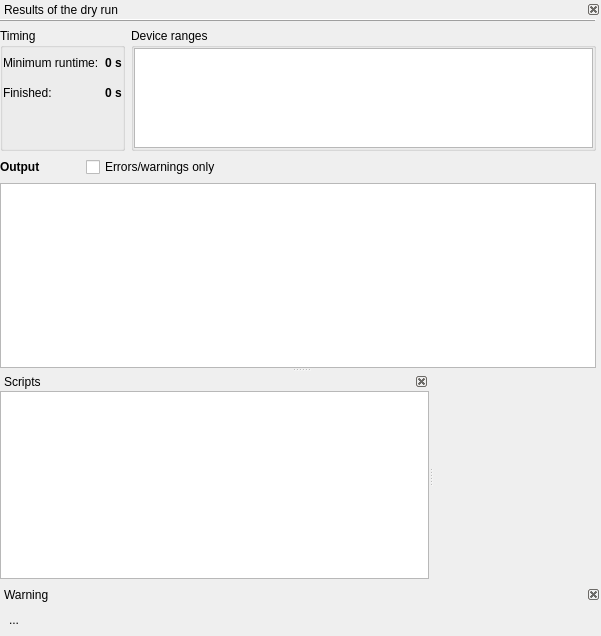
This is nicos/clients/gui/panels/editor.ui in mlz-ictrl/nicos as Qt 5 draws it before an edit. The edited form follows.
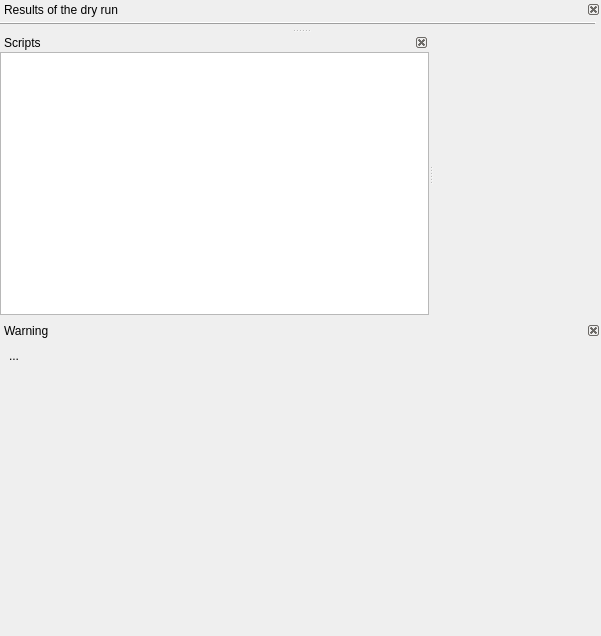
This is the edited form. Icons and pictures are not drawn. Custom widgets are drawn as their Qt base class.

Commit message:
gui: add editor config to pop out dry run windows
This makes sense when the editor is in a panel configuration with limited
vertical space, e.g. with a script builder on top.

What changed in the file:
```diff
--- a/nicos/clients/gui/panels/editor.ui
+++ b/nicos/clients/gui/panels/editor.ui
@@ -53,286 +53,6 @@
           </property>
          </widget>
         </item>
-        <item>
-         <layout class="QGridLayout" name="gridLayout_3">
-          <item row="0" column="0">
-           <widget class="QGroupBox" name="groupBox_5">
-            <property name="title">
-             <string>Timing</string>
-            </property>
-            <layout class="QVBoxLayout" name="verticalLayout_8">
-             <property name="margin">
-              <number>0</number>
-             </property>
-             <item>
-              <layout class="QGridLayout" name="gridLayout_2">
-               <property name="verticalSpacing">
-                <number>0</number>
-               </property>
-               <item row="0" column="1">
-                <widget class="QLabel" name="simTotalTime">
-                 <property name="font">
-                  <font>
-                   <weight>75</weight>
-                   <bold>true</bold>
-                  </font>
-                 </property>
-                 <property name="text">
-                  <string>0 s</string>
-                 </property>
-                </widget>
-               </item>
-               <item row="0" column="0">
-                <widget class="QLabel" name="label_7">
-                 <property name="text">
-                  <string>Minimum runtime:</string>
-                 </property>
-                </widget>
-               </item>
-               <item row="1" column="0">
-                <widget class="QLabel" name="label_8">
-                 <property name="text">
-                  <string>Finished:</string>
-                 </property>
-                </widget>
-               </item>
-               <item row="1" column="1">
-                <widget class="QLabel" name="simFinished">
-                 <property name="font">
-                  <font>
-                   <weight>75</weight>
-                   <bold>true</bold>
-                  </font>
-                 </property>
-                 <property name="text">
-                  <string>0 s</string>
-                 </property>
-                </widget>
-               </item>
-              </layout>
-             </item>
-             <item>
-              <spacer name="verticalSpacer">
-               <property name="orientation">
-                <enum>Qt::Vertical</enum>
-               </property>
-               <property name="sizeType">
-                <enum>QSizePolicy::Ignored</enum>
-               </property>
-               <property name="sizeHint" stdset="0">
-                <size>
-                 <width>20</width>
-                 <height>40</height>
-                </size>
-               </property>
-              </spacer>
-             </item>
-            </layout>
-           </widget>
-          </item>
-          <item row="0" column="1">
-           <widget class="QGroupBox" name="groupBox_6">
-            <property name="title">
-             <string>Device ranges</string>
-            </property>
-            <property name="checkable">
-             <bool>false</bool>
-            </property>
-            <layout class="QVBoxLayout" name="verticalLayout_9">
-             <property name="margin">
-              <number>0</number>
-             </property>
-             <item>
-              <widget class="QTreeWidget" name="simRanges">
-               <property name="sizePolicy">
-                <sizepolicy hsizetype="Expanding" vsizetype="Ignored">
-                 <horstretch>0</horstretch>
-                 <verstretch>0</verstretch>
-                </sizepolicy>
-               </property>
-               <property name="minimumSize">
-                <size>
-                 <width>0</width>
-                 <height>100</height>
-                </size>
-               </property>
-               <property name="rootIsDecorated">
-                <bool>false</bool>
-               </property>
-               <property name="uniformRowHeights">
-                <bool>true</bool>
-               </property>
-               <property name="sortingEnabled">
-                <bool>true</bool>
-               </property>
-               <property name="allColumnsShowFocus">
-                <bool>true</bool>
-               </property>
-               <property name="headerHidden">
-                <bool>true</bool>
-               </property>
-               <property name="columnCount">
-                <number>6</number>
-               </property>
-               <attribute name="headerDefaultSectionSize">
-                <number>50</number>
-               </attribute>
-               <attribute name="headerMinimumSectionSize">
-                <number>20</number>
-               </attribute>
-               <column>
-                <property name="text">
-                 <string notr="true">device</string>
-                </property>
-               </column>
-               <column>
-                <property name="text">
-                 <string>min</string>
-                </property>
-               </column>
-               <column>
-                <property name="text">
-                 <string/>
-                </property>
-               </column>
-               <column>
-                <property name="text">
-                 <string>max</string>
-                </property>
-               </column>
-               <column>
-                <property name="text">
-                 <string/>
-                </property>
-               </column>
-               <column>
-                <property name="text">
-                 <string>aliases</string>
-                </property>
-               </column>
-              </widget>
-             </item>
-            </layout>
-           </widget>
-          </item>
-         </layout>
-        </item>
-        <item>
-         <layout class="QVBoxLayout" name="verticalLayout_2">
-          <item>
-           <layout class="QHBoxLayout" name="horizontalLayout">
-            <item>
-             <widget class="QLabel" name="label">
-              <property name="font">
-               <font>
-                <weight>75</weight>
-                <bold>true</bold>
-               </font>
-              </property>
-              <property name="text">
-               <string>Output</string>
-              </property>
-             </widget>
-            </item>
-            <item>
-             <spacer name="horizontalSpacer_2">
-              <property name="orientation">
-               <enum>Qt::Horizontal</enum>
-              </property>
-              <property name="sizeType">
-               <enum>QSizePolicy::Fixed</enum>
-              </property>
-              <property name="sizeHint" stdset="0">
-               <size>
-                <width>40</width>
-                <height>20</height>
-               </size>
-              </property>
-             </spacer>
-            </item>
-            <item>
-             <widget class="QCheckBox" name="simErrorsOnly">
-              <property name="text">
-               <string>Errors/warnings only</string>
-              </property>
-             </widget>
-            </item>
-            <item>
-             <spacer name="horizontalSpacer">
-              <property name="orientation">
-               <enum>Qt::Horizontal</enum>
-              </property>
-              <property name="sizeHint" stdset="0">
-               <size>
-                <width>40</width>
-                <height>20</height>
-               </size>
-              </property>
-             </spacer>
-            </item>
-           </layout>
-          </item>
-          <item>
-           <widget class="QStackedWidget" name="simOutStack">
-            <property name="currentIndex">
-             <number>0</number>
-            </property>
-            <widget class="QWidget" name="simOutNormalPage">
-             <layout class="QHBoxLayout" name="horizontalLayout_3">
-              <property name="margin">
-               <number>0</number>
-              </property>
-              <item>
-               <widget class="MessageView" name="simOutView">
-                <property name="autoFillBackground">
-                 <bool>true</bool>
-                </property>
-                <property name="frameShadow">
-                 <enum>QFrame::Plain</enum>
-                </property>
-                <property name="tabChangesFocus">
-                 <bool>true</bool>
-                </property>
-                <property name="lineWrapMode">
-                 <enum>QTextEdit::NoWrap</enum>
-                </property>
-                <property name="openLinks">
-                 <bool>false</bool>
-                </property>
-               </widget>
-              </item>
-             </layout>
-            </widget>
-            <widget class="QWidget" name="simOutErrorPage">
-             <layout class="QHBoxLayout" name="horizontalLayout_2">
-              <property name="margin">
-               <number>0</number>
-              </property>
-              <item>
-               <widget class="MessageView" name="simOutViewErrors">
-                <property name="autoFillBackground">
-                 <bool>true</bool>
-                </property>
-                <property name="frameShadow">
-                 <enum>QFrame::Plain</enum>
-                </property>
-                <property name="tabChangesFocus">
-                 <bool>true</bool>
-                </property>
-                <property name="lineWrapMode">
-                 <enum>QTextEdit::NoWrap</enum>
-                </property>
-                <property name="openLinks">
-                 <bool>false</bool>
-                </property>
-               </widget>
-              </item>
-             </layout>
-            </widget>
-           </widget>
-          </item>
-         </layout>
-        </item>
        </layout>
       </widget>
      </widget>
@@ -723,13 +443,6 @@
    </property>
   </action>
  </widget>
- <customwidgets>
-  <customwidget>
-   <class>MessageView</class>
-   <extends>QTextBrowser</extends>
-   <header>nicos.clients.gui.widgets.messageview.h</header>
-  </customwidget>
- </customwidgets>
  <resources>
   <include location="../../../../resources/nicos-gui.qrc"/>
  </resources>
```
Left out of the diff: 2 changed lines with no effect on the pictures. The commit also changes 2 other files.
